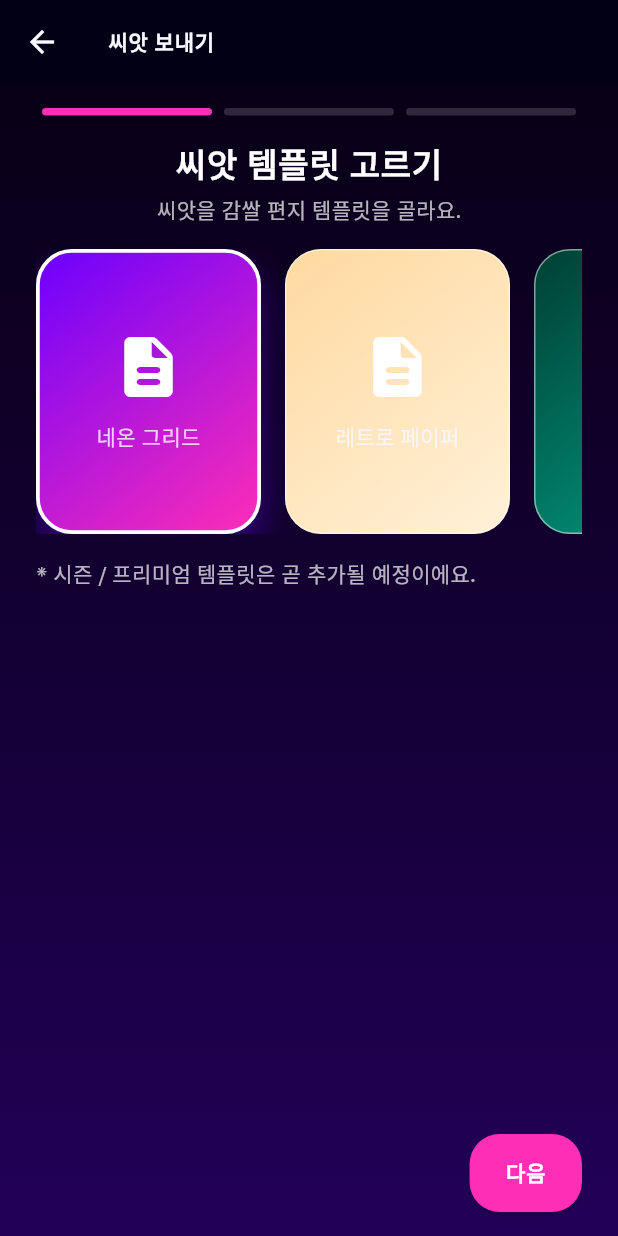
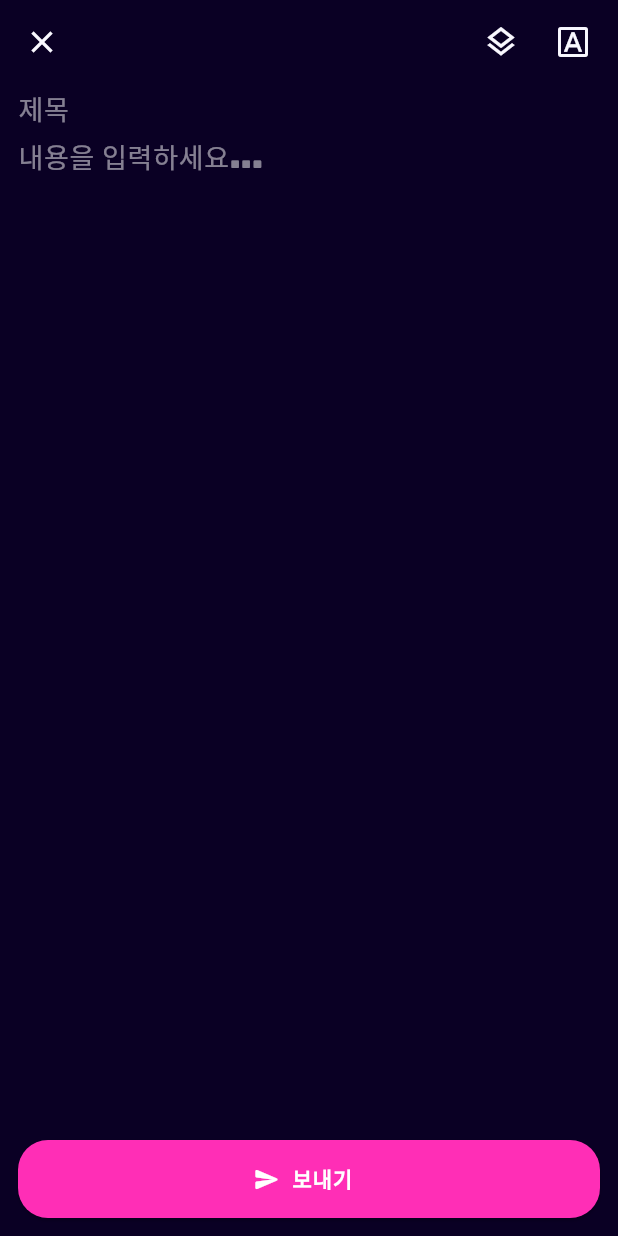
Before and after one commit to CobyApp/Taba, a Flutter app: the WriteLetterPage screen opened directly, on a phone screen of 412 x 824 dp. Run offline on Flutter 3.47's test engine with Material 3 defaults, Android fonts, the phone set to English and light mode, and no system bars; our stand-ins replace flutter_svg, google_fonts.

Commit message:
[FEAT] 편지쓰기 수정

```diff
--- a/lib/presentation/screens/write/write_letter_page.dart
+++ b/lib/presentation/screens/write/write_letter_page.dart
@@ -9,11 +9,33 @@ class WriteLetterPage extends StatefulWidget {
   State<WriteLetterPage> createState() => _WriteLetterPageState();
 }
 
+class _NotesController extends TextEditingController {
+  _NotesController({required this.titleStyle, required this.bodyStyle, this.firstGapHeight = 2.2});
+  TextStyle titleStyle;
+  TextStyle bodyStyle;
+  double firstGapHeight;
+
+  @override
+  TextSpan buildTextSpan({required BuildContext context, TextStyle? style, required bool withComposing}) {
+    final full = value.text;
+    final nl = full.indexOf('\n');
+    final hasBody = nl >= 0;
+    final title = hasBody ? full.substring(0, nl) : full;
+    final body = hasBody ? full.substring(nl + 1) : '';
+    final children = <InlineSpan>[
+      TextSpan(text: title, style: titleStyle),
+      if (hasBody) ...[
+        TextSpan(text: '\n', style: bodyStyle.copyWith(height: firstGapHeight)),
+        TextSpan(text: body, style: bodyStyle),
+      ],
+    ];
+    return TextSpan(style: bodyStyle, children: children);
+  }
+}
+
 class _WriteLetterPageState extends State<WriteLetterPage> {
   final _controller = TextEditingController();
   final _titleController = TextEditingController();
-  int _step = 0;
-  final _maxLength = 2000;
   bool _sendToFriend = false;
   String? _fontFamily;
   static const double _editorFontSize = 18;
@@ -34,45 +56,46 @@ class _WriteLetterPageState extends State<WriteLetterPage> {
       name: '네온 그리드',
       background: Color(0xFF0A0024), // deep midnight
       textColor: Colors.white,
-      previewGradient: [Color(0xFF6A00FF), Color(0xFFFF2EB6)],
+      previewGradient: [Color(0xFF0A0024), Color(0xFF0A0024)],
     ),
     _TemplateOption(
       id: 'retro_paper',
       name: '레트로 페이퍼',
-      background: Color(0xFFFFF3D6), // warm paper
-      textColor: Color(0xFF3D2A1E),
-      previewGradient: [Color(0xFFFFD9A0), Color(0xFFFFF1D8)],
+      background: Color(0xFF1E1A14), // dark warm paper
+      textColor: Colors.white,
+      previewGradient: [Color(0xFF1E1A14), Color(0xFF1E1A14)],
     ),
     _TemplateOption(
       id: 'mint_terminal',
       name: '민트 터미널',
       background: Color(0xFF061A17),
-      textColor: Color(0xFF9FFFE0),
-      previewGradient: [Color(0xFF003F33), Color(0xFF00A389)],
+      textColor: Colors.white,
+      previewGradient: [Color(0xFF061A17), Color(0xFF061A17)],
     ),
     _TemplateOption(
       id: 'holo_purple',
       name: '홀로 퍼플',
-      background: Color(0xFFEDE6FF),
-      textColor: Color(0xFF2B1B57),
-      previewGradient: [Color(0xFFA58DFF), Color(0xFFC7B7FF)],
+      background: Color(0xFF1D1433),
+      textColor: Colors.white,
+      previewGradient: [Color(0xFF1D1433), Color(0xFF1D1433)],
     ),
     _TemplateOption(
       id: 'pixel_blue',
       name: '픽셀 블루',
       background: Color(0xFF001133),
-      textColor: Color(0xFFB3C7FF),
-      previewGradient: [Color(0xFF002B8A), Color(0xFF0044CC)],
+      textColor: Colors.white,
+      previewGradient: [Color(0xFF001133), Color(0xFF001133)],
     ),
     _TemplateOption(
       id: 'sunset_grid',
       name: '선셋 그리드',
-      background: Color(0xFF2B0010),
-      textColor: Color(0xFFFFE1E1),
-      previewGradient: [Color(0xFFFF5E7E), Color(0xFFFFA06B)],
+      background: Color(0xFF210014),
+      textColor: Colors.white,
+      previewGradient: [Color(0xFF210014), Color(0xFF210014)],
     ),
   ];
   late _TemplateOption _selectedTemplate = _templateOptions.first;
+  late _NotesController _notesController;
 
   String _recommendedFontForTemplate(String templateId) {
     switch (templateId) {
@@ -93,16 +116,41 @@ class _WriteLetterPageState extends State<WriteLetterPage> {
     }
   }
 
+  void _applyFont(String family) {
+    setState(() => _fontFamily = family);
+    _updateNotesStyles();
+    WidgetsBinding.instance.addPostFrameCallback((_) {
+      if (mounted) setState(() {});
+    });
+  }
+
+  TextStyle _titleStyle() => (_fontFamily != null
+      ? GoogleFonts.getFont(_fontFamily!, color: _selectedTemplate.textColor)
+      : TextStyle(color: _selectedTemplate.textColor)).copyWith(fontSize: 26, fontWeight: FontWeight.w800);
+
+  TextStyle _bodyStyle() => (_fontFamily != null
+      ? GoogleFonts.getFont(_fontFamily!, color: _selectedTemplate.textColor)
+      : TextStyle(color: _selectedTemplate.textColor)).copyWith(fontSize: _editorFontSize, height: 1.8);
+
+  void _updateNotesStyles() {
+    _notesController
+      ..titleStyle = _titleStyle()
+      ..bodyStyle = _bodyStyle()
+      ..firstGapHeight = 2.2; // slightly larger gap between title and first body line
+  }
+
   @override
   void initState() {
     super.initState();
     _fontFamily = _recommendedFontForTemplate(_selectedTemplate.id);
+    _notesController = _NotesController(titleStyle: _titleStyle(), bodyStyle: _bodyStyle(), firstGapHeight: 2.2);
   }
 
   @override
   void dispose() {
     _controller.dispose();
     _titleController.dispose();
+    _notesController.dispose();
     super.dispose();
   }
 
@@ -154,112 +202,284 @@ class _WriteLetterPageState extends State<WriteLetterPage> {
     );
   }
 
-  @override
-  Widget build(BuildContext context) {
-    final steps = [
-      _StepData('씨앗 템플릿 고르기', '씨앗을 감쌀 편지 템플릿을 골라요.'),
-      _StepData('씨앗 속 마음 쓰기', '마음을 담아 최대 2000자까지 적어보세요.'),
-      _StepData('씨앗 날릴 설정', '씨앗이 피어날 순간과 범위를 결정해요.'),
-    ];
-
-    return Scaffold(
-      appBar: AppBar(
-        title: const Text('씨앗 보내기'),
+  void _openTemplatePicker() {
+    showModalBottomSheet<void>(
+      context: context,
+      isScrollControlled: true,
+      backgroundColor: AppColors.midnightSoft,
+      shape: const RoundedRectangleBorder(
+        borderRadius: BorderRadius.vertical(top: Radius.circular(20)),
       ),
-      body: Container(
-        decoration: const BoxDecoration(
-          gradient: LinearGradient(
-            colors: [Color(0xFF080016), Color(0xFF140035), Color(0xFF220058)],
-            begin: Alignment.topCenter,
-            end: Alignment.bottomCenter,
-          ),
-        ),
-        child: SafeArea(
-          child: Padding(
-            padding: const EdgeInsets.symmetric(horizontal: 24, vertical: 16),
-            child: Column(
-              children: [
-                Row(
-                  mainAxisAlignment: MainAxisAlignment.center,
-                  children: List.generate(
-                    steps.length,
-                    (index) => Expanded(
-                      child: AnimatedContainer(
-                        duration: const Duration(milliseconds: 250),
-                        height: 5,
-                        margin: const EdgeInsets.symmetric(horizontal: 4),
-                        decoration: BoxDecoration(
-                          borderRadius: BorderRadius.circular(100),
-                          color: index <= _step
-                              ? AppColors.neonPink
-                              : Colors.white.withAlpha(40),
-                        ),
-                      ),
-                    ),
-                  ),
-                ),
-                const SizedBox(height: 18),
-                Text(
-                  steps[_step].title,
-                  style: Theme.of(context).textTheme.titleLarge?.copyWith(
-                        color: Colors.white,
-                      ),
-                ),
-                const SizedBox(height: 4),
-                Text(
-                  steps[_step].subtitle,
-                  style: Theme.of(context).textTheme.bodyMedium?.copyWith(
-                        color: Colors.white70,
-                      ),
-                ),
-                const SizedBox(height: 16),
-                Expanded(
-                  child: ListView(
-                    children: [
-                      if (_step == 0)
-                        _TemplateSelector(
+      builder: (context) {
+        return SafeArea(
+          child: SingleChildScrollView(
+            padding: const EdgeInsets.all(16),
+            child: _TemplateSelector(
               templates: _templateOptions,
               selected: _selectedTemplate,
               onSelect: (template) {
                 setState(() {
                   _selectedTemplate = template;
-                              _fontFamily = _recommendedFontForTemplate(template.id);
                 });
+                _applyFont(_recommendedFontForTemplate(template.id));
+                Navigator.of(context).pop();
               },
             ),
-                      if (_step == 1) _buildEditor(context),
-                      if (_step == 2) _buildSendSettings(context),
+          ),
+        );
+      },
+    );
+  }
+
+  void _openFontPicker() {
+    final enFonts = <String>['Press Start 2P', 'VT323', 'IBM Plex Mono', 'Bungee'];
+    final krFonts = <String>['Jua', 'Sunflower'];
+    final jpFonts = <String>['DotGothic16', 'Kosugi Maru'];
+
+    showModalBottomSheet<void>(
+      context: context,
+      backgroundColor: AppColors.midnightSoft,
+      shape: const RoundedRectangleBorder(
+        borderRadius: BorderRadius.vertical(top: Radius.circular(20)),
+      ),
+      builder: (context) {
+        Widget buildGroup(String label, List<String> fonts, {required String langBadge}) {
+          return Column(
+            crossAxisAlignment: CrossAxisAlignment.start,
+            children: [
+              Padding(
+                padding: const EdgeInsets.fromLTRB(16, 8, 16, 6),
+                child: Row(
+                  children: [
+                    Text(label, style: const TextStyle(fontWeight: FontWeight.w700)),
+                    const SizedBox(width: 8),
+                    Container(
+                      padding: const EdgeInsets.symmetric(horizontal: 8, vertical: 2),
+                      decoration: BoxDecoration(
+                        color: Colors.white.withAlpha(28),
+                        borderRadius: BorderRadius.circular(999),
+                      ),
+                      child: Text(langBadge, style: const TextStyle(fontSize: 10)),
+                    ),
                   ],
                 ),
               ),
-                const SizedBox(height: 12),
+              ...fonts.map((f) => ListTile(
+                    title: Text(f, style: GoogleFonts.getFont(f, color: Colors.white)),
+                    subtitle: Text('$langBadge font', style: const TextStyle(color: Colors.white60, fontSize: 12)),
+                    onTap: () {
+                      _applyFont(f);
+                      Navigator.of(context).pop();
+                    },
+                  )),
+              const Divider(color: Colors.white24, height: 12),
+            ],
+          );
+        }
+
+        return SafeArea(
+          child: SingleChildScrollView(
+            padding: const EdgeInsets.only(bottom: 12),
+            child: Column(
+              crossAxisAlignment: CrossAxisAlignment.start,
+              children: [
+                buildGroup('영어', enFonts, langBadge: 'EN'),
+                buildGroup('한국어', krFonts, langBadge: 'KO'),
+                buildGroup('日本語', jpFonts, langBadge: 'JP'),
+              ],
+            ),
+          ),
+        );
+      },
+    );
+  }
+
+  void _openSendSheet() {
+    showModalBottomSheet<void>(
+      context: context,
+      isScrollControlled: true,
+      backgroundColor: AppColors.midnightSoft,
+      shape: const RoundedRectangleBorder(
+        borderRadius: BorderRadius.vertical(top: Radius.circular(20)),
+      ),
+      builder: (context) {
+        // Local state for the sheet
+        bool localSendToFriend = _sendToFriend;
+        _FriendOption? localFriend = _selectedFriend;
+        bool localReserve = _reserveSend;
+        DateTime? localDate = _scheduledDate;
+        TimeOfDay? localTime = _scheduledTime;
+        return StatefulBuilder(
+          builder: (context, setLocal) {
+            return Padding(
+              padding: EdgeInsets.only(
+                bottom: MediaQuery.of(context).viewInsets.bottom + 16,
+                left: 16, right: 16, top: 16,
+              ),
+              child: SingleChildScrollView(
+            child: Column(
+                  crossAxisAlignment: CrossAxisAlignment.start,
+                  mainAxisSize: MainAxisSize.min,
+              children: [
                 Row(
                       children: [
-                    if (_step > 0)
-                      OutlinedButton(
-                        onPressed: () => setState(() => _step--),
-                        child: const Text('이전'),
+                        const Text('보내기 설정', style: TextStyle(fontWeight: FontWeight.bold)),
+                        const Spacer(),
+                        IconButton(onPressed: () => Navigator.of(context).pop(), icon: const Icon(Icons.close)),
+                      ],
                     ),
-                    const Spacer(),
-                    Align(
-                      alignment: Alignment.centerRight,
-                      child: IntrinsicWidth(
-                        child: ElevatedButton(
+                    const SizedBox(height: 8),
+                    Row(
+                      children: [
+                        ChoiceChip(
+                          label: const Text('전체 공개'),
+                          selected: !localSendToFriend,
+                          onSelected: (_) => setLocal(() => localSendToFriend = false),
+                        ),
+                        const SizedBox(width: 8),
+                        ChoiceChip(
+                          label: const Text('친구에게'),
+                          selected: localSendToFriend,
+                          onSelected: (_) => setLocal(() => localSendToFriend = true),
+                        ),
+                      ],
+                    ),
+                    if (localSendToFriend) ...[
+                      const SizedBox(height: 12),
+                      const Text('친구 선택'),
+                      ListView.separated(
+                        shrinkWrap: true,
+                        physics: const NeverScrollableScrollPhysics(),
+                        itemCount: _friends.length,
+                        separatorBuilder: (_, __) => const Divider(color: Colors.white24, height: 8),
+                        itemBuilder: (context, index) {
+                          final option = _friends[index];
+                          final selected = localFriend == option;
+                          return ListTile(
+                            onTap: () => setLocal(() => localFriend = option),
+                            leading: CircleAvatar(backgroundImage: NetworkImage(option.avatarUrl)),
+                            title: Text(option.name),
+                            trailing: Icon(selected ? Icons.check_circle : Icons.circle_outlined,
+                                color: selected ? AppColors.neonPink : Colors.white54),
+                          );
+                        },
+                      ),
+                    ],
+                    const SizedBox(height: 12),
+                    SwitchListTile(
+                      value: localReserve,
+                      onChanged: (v) => setLocal(() => localReserve = v),
+                      title: const Text('예약 발송'),
+                      subtitle: const Text('씨앗이 피어날 시간을 지정합니다'),
+                    ),
+                    if (localReserve) ...[
+                      ListTile(
+                        contentPadding: EdgeInsets.zero,
+                        leading: const Icon(Icons.calendar_month),
+                        title: Text(
+                          localDate != null
+                              ? '${localDate!.year}.${localDate!.month}.${localDate!.day}'
+                              : '날짜 선택',
+                        ),
+                        onTap: () async {
+                          final now = DateTime.now();
+                          final picked = await showDatePicker(
+                            context: context,
+                            initialDate: localDate ?? now,
+                            firstDate: now,
+                            lastDate: now.add(const Duration(days: 365)),
+                          );
+                          if (picked != null) setLocal(() => localDate = picked);
+                        },
+                      ),
+                      ListTile(
+                        contentPadding: EdgeInsets.zero,
+                        leading: const Icon(Icons.schedule),
+                        title: Text(localTime != null ? localTime!.format(context) : '시간 선택'),
+                        onTap: () async {
+                          final picked = await showTimePicker(
+                            context: context,
+                            initialTime: localTime ?? TimeOfDay.now(),
+                          );
+                          if (picked != null) setLocal(() => localTime = picked);
+                        },
+                      ),
+                    ],
+                    const SizedBox(height: 12),
+                    SizedBox(
+                      width: double.infinity,
+                      child: ElevatedButton.icon(
                         onPressed: () async {
-                            if (_step < steps.length - 1) {
-                              setState(() => _step++);
-                            } else {
+                          // Commit local state to parent, then send
+                            setState(() {
+                            _sendToFriend = localSendToFriend;
+                            _selectedFriend = localFriend;
+                            _reserveSend = localReserve;
+                            _scheduledDate = localDate;
+                            _scheduledTime = localTime;
+                          });
                           await _showSeedSentDialog();
-                              if (mounted) Navigator.of(context).pop();
-                            }
+                          if (mounted) Navigator.of(context).pop(); // close sheet
+                          if (mounted) Navigator.of(context).pop(); // close editor
                         },
-                          child: Text(_step == steps.length - 1 ? '씨앗 뿌리기' : '다음'),
-                        ),
+                        icon: const Icon(Icons.auto_awesome),
+                        label: const Text('씨앗 뿌리기'),
                       ),
                     ),
                     ],
                   ),
+                ),
+            );
+          },
+        );
+      },
+    );
+  }
+
+  @override
+  Widget build(BuildContext context) {
+    return Scaffold(
+      backgroundColor: _selectedTemplate.background,
+      extendBodyBehindAppBar: false,
+      appBar: AppBar(
+        title: const SizedBox.shrink(),
+        backgroundColor: Colors.transparent,
+        elevation: 0,
+        leading: IconButton(
+          icon: const Icon(Icons.close),
+          onPressed: () => Navigator.of(context).pop(),
+        ),
+        actions: [
+          IconButton(
+            tooltip: '템플릿',
+            icon: const Icon(Icons.layers_outlined),
+            onPressed: _openTemplatePicker,
+          ),
+          IconButton(
+            tooltip: '폰트',
+            icon: const Icon(Icons.font_download_outlined),
+            onPressed: _openFontPicker,
+          ),
+          const SizedBox(width: 6),
         ],
+      ),
+      body: SafeArea(
+        child: Padding(
+          padding: const EdgeInsets.fromLTRB(12, 0, 12, 0),
+          child: SingleChildScrollView(
+            child: _buildEditor(context),
+          ),
+        ),
+      ),
+      bottomNavigationBar: SafeArea(
+        child: Padding(
+          padding: const EdgeInsets.fromLTRB(12, 8, 12, 12),
+          child: SizedBox(
+            width: double.infinity,
+            child: ElevatedButton.icon(
+              onPressed: _openSendSheet,
+              icon: const Icon(Icons.send_rounded),
+              label: const Text('보내기'),
             ),
           ),
         ),
@@ -268,104 +488,34 @@ class _WriteLetterPageState extends State<WriteLetterPage> {
   }
 
   Widget _buildEditor(BuildContext context) {
-    return Column(
-      crossAxisAlignment: CrossAxisAlignment.start,
-      children: [
-        Container(
-          padding: const EdgeInsets.all(20),
-          decoration: BoxDecoration(
-            color: _selectedTemplate.background,
-            borderRadius: BorderRadius.circular(24),
-            border: Border.all(color: Colors.white.withAlpha(60)),
-            boxShadow: [
-              BoxShadow(
-                color: _selectedTemplate.background.withOpacity(.35),
-                blurRadius: 24,
-                offset: const Offset(0, 14),
-              ),
-            ],
-          ),
-          child: DefaultTextStyle(
-            style: (_fontFamily != null
-                ? GoogleFonts.getFont(_fontFamily!, color: _selectedTemplate.textColor)
-                : TextStyle(color: _selectedTemplate.textColor)),
-            child: Column(
-            crossAxisAlignment: CrossAxisAlignment.start,
-            children: [
-                Text(
-                  '제목',
-                  style: Theme.of(context)
-                      .textTheme
-                      .titleMedium
-                      ?.copyWith(color: _selectedTemplate.textColor),
-                ),
-                const SizedBox(height: 8),
-                TextField(
-                  controller: _titleController,
-                  maxLines: 1,
-                  maxLength: 50,
+    final localInputTheme = const InputDecorationTheme(
+      filled: false,
+      border: InputBorder.none,
+      enabledBorder: InputBorder.none,
+      focusedBorder: InputBorder.none,
+      disabledBorder: InputBorder.none,
+      errorBorder: InputBorder.none,
+      focusedErrorBorder: InputBorder.none,
+      isCollapsed: true,
+      contentPadding: EdgeInsets.zero,
+    );
+
+    return Theme(
+      data: Theme.of(context).copyWith(inputDecorationTheme: localInputTheme),
+      child: TextField(
+        controller: _notesController,
+        maxLines: null,
+        keyboardType: TextInputType.multiline,
         cursorColor: _selectedTemplate.textColor,
         decoration: InputDecoration(
-                    hintText: '제목을 입력하세요',
-                    hintStyle: TextStyle(color: _selectedTemplate.textColor.withOpacity(.6)),
-                    counterText: '',
-                    enabledBorder: UnderlineInputBorder(
-                      borderSide: BorderSide(color: _selectedTemplate.textColor.withOpacity(.4)),
+          hintText: '제목\n내용을 입력하세요... ',
+          hintStyle: (_fontFamily != null
+                  ? GoogleFonts.getFont(_fontFamily!, color: _selectedTemplate.textColor)
+                  : TextStyle(color: _selectedTemplate.textColor))
+              .copyWith(color: _selectedTemplate.textColor.withOpacity(.5), height: 1.8),
         ),
-                    focusedBorder: UnderlineInputBorder(
-                      borderSide: BorderSide(color: _selectedTemplate.textColor),
+        style: _bodyStyle(),
       ),
-                  ),
-                  style: (_fontFamily != null
-                          ? GoogleFonts.getFont(
-                              _fontFamily!,
-                              color: _selectedTemplate.textColor,
-                              fontSize: _editorFontSize,
-                            )
-                          : const TextStyle(fontSize: _editorFontSize))
-                      .copyWith(color: _selectedTemplate.textColor),
-                ),
-                const SizedBox(height: 16),
-                Text(
-                  '씨앗 속 메시지',
-                  style: Theme.of(context)
-                      .textTheme
-                      .titleMedium
-                      ?.copyWith(color: _selectedTemplate.textColor),
-                ),
-                const SizedBox(height: 8),
-              TextField(
-                controller: _controller,
-                maxLines: 8,
-                maxLength: _maxLength,
-                cursorColor: _selectedTemplate.textColor,
-                decoration: InputDecoration.collapsed(
-                  hintText: '씨앗 속에 담을 이야기를 적어주세요...',
-                  hintStyle: TextStyle(
-                    color: _selectedTemplate.textColor.withOpacity(.7),
-                  ),
-                ),
-                style: (_fontFamily != null
-                        ? GoogleFonts.getFont(
-                            _fontFamily!,
-                            color: _selectedTemplate.textColor,
-                            fontSize: _editorFontSize,
-                          )
-                        : const TextStyle(fontSize: _editorFontSize)).copyWith(
-                            color: _selectedTemplate.textColor),
-              ),
-              const SizedBox(height: 16),
-              _EditorToolbar(
-                fontFamily: _fontFamily,
-                onFontFamilyChanged: (v) => setState(() => _fontFamily = v),
-                textColor: _selectedTemplate.textColor,
-                onInsertEmoji: _openEmojiPicker,
-              ),
-            ],
-            ),
-          ),
-        ),
-      ],
     );
   }
 
@@ -620,11 +770,7 @@ class _TemplateSelector extends StatelessWidget {
                   duration: const Duration(milliseconds: 200),
                   width: 150,
                   decoration: BoxDecoration(
-                    gradient: LinearGradient(
-                      colors: template.previewGradient,
-                      begin: Alignment.topLeft,
-                      end: Alignment.bottomRight,
-                    ),
+                    color: template.background,
                     borderRadius: BorderRadius.circular(24),
                     border: Border.all(
                       color: isSelected
@@ -635,8 +781,7 @@ class _TemplateSelector extends StatelessWidget {
                     boxShadow: [
                       if (isSelected)
                         BoxShadow(
-                          color: template.previewGradient.first
-                              .withOpacity(.4),
+                          color: template.background.withOpacity(.35),
                           blurRadius: 18,
                           offset: const Offset(0, 10),
                         ),
```
Lines whose indentation alone changed are shown as unchanged.
